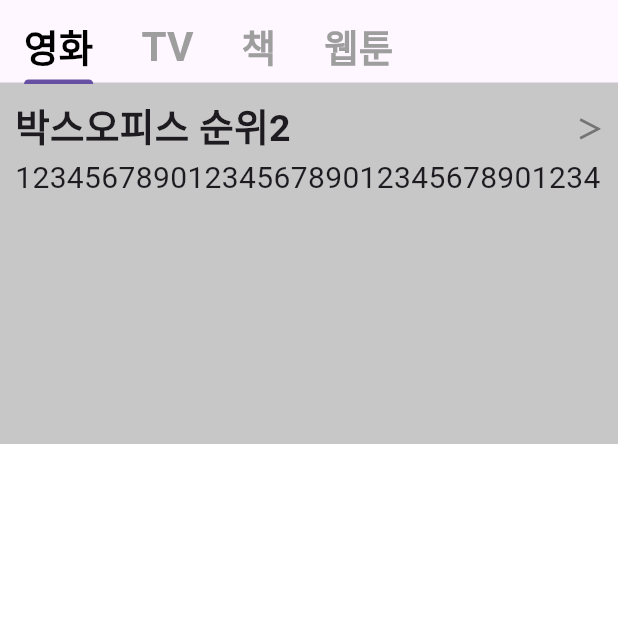
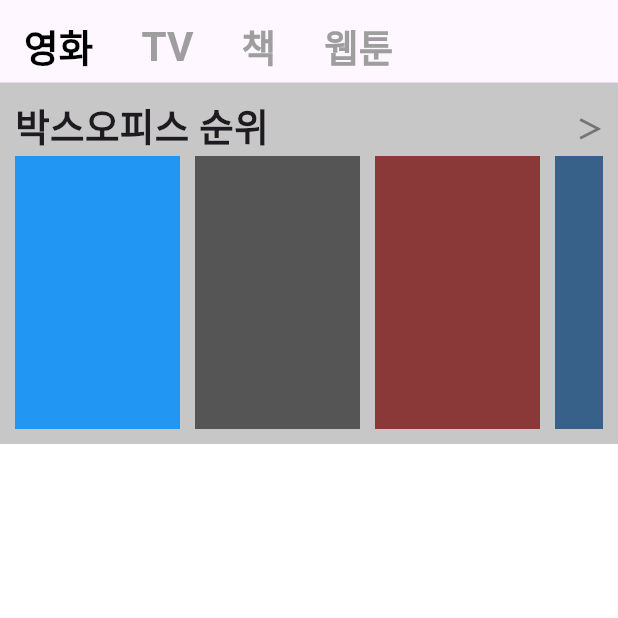
Before and after one commit to gihongjo/WatchaClone, a Flutter app: the NaviHome screen opened directly, on a phone screen of 412 x 824 dp, the top half of it. Run offline on Flutter 3.47's test engine with Material 3 defaults, Android fonts, the light colour scheme and no system bars; missing offline and left inert: dart:ffi.

```diff
--- a/lib/home_files/home_movie.dart
+++ b/lib/home_files/home_movie.dart
@@ -1,3 +1,4 @@
+import 'dart:ffi';
 import 'dart:ui';
 
 import 'package:flutter/material.dart';
@@ -26,13 +27,13 @@ class _HomeMovie extends State<HomeMovie> {
                     padding: const EdgeInsets.all(10),
                     height: 240,
                     color: const Color.fromARGB(255, 199, 199, 199),
-                    child: const Column(
+                    child: Column(
                       children: [
-                        Row(
+                        const Row(
                           mainAxisAlignment: MainAxisAlignment.spaceBetween,
                           children: [
                             Text(
-                              "박스오피스 순위2",
+                              "박스오피스 순위",
                               style: TextStyle(
                                   fontSize: 25, fontWeight: FontWeight.bold),
                             ),
@@ -46,13 +47,59 @@ class _HomeMovie extends State<HomeMovie> {
                             ),
                           ],
                         ),
-                        SingleChildScrollView(
+                        Expanded(
+                          //텍스트 아래래
+                          child: SingleChildScrollView(
+                            //오른쪽으로 넘기기
                             scrollDirection: Axis.horizontal,
                             child: Expanded(
-                            child: Text(
-                              "12345678901234567890123456789012345678901234567890",
-                              style: TextStyle(fontSize: 20),
+                                child: Row(
+                              mainAxisAlignment: MainAxisAlignment.start,
+                              children: [
+                                Container(
+                                  width: 110,
+                                  color: Colors.blue,
+                                  margin: const EdgeInsets.only(right: 10),
                                 ),
+                                Container(
+                                  width: 110,
+                                  color: const Color.fromARGB(255, 85, 85, 85),
+                                  margin: const EdgeInsets.only(right: 10),
+                                ),
+                                Container(
+                                  width: 110,
+                                  color: const Color.fromARGB(255, 138, 56, 56),
+                                  margin: const EdgeInsets.only(right: 10),
+                                ),
+                                Container(
+                                  width: 110,
+                                  color: const Color.fromARGB(255, 56, 97, 138),
+                                  margin: const EdgeInsets.only(right: 10),
+                                ),
+                                Container(
+                                  width: 110,
+                                  color: const Color.fromARGB(255, 76, 138, 56),
+                                  margin: const EdgeInsets.only(right: 10),
+                                ),
+                                Container(
+                                  width: 110,
+                                  color:
+                                      const Color.fromARGB(255, 135, 56, 138),
+                                  margin: const EdgeInsets.only(right: 10),
+                                ),
+                                Container(
+                                  width: 110,
+                                  color:
+                                      const Color.fromARGB(255, 138, 104, 56),
+                                  margin: const EdgeInsets.only(right: 10),
+                                ),
+                                Container(
+                                  width: 110,
+                                  color: const Color.fromARGB(255, 97, 56, 138),
+                                  margin: const EdgeInsets.only(right: 10),
+                                ),
+                              ],
+                            )),
                           ),
                         )
                       ],
@@ -84,9 +131,9 @@ class ContentsCard extends StatelessWidget {
               padding: const EdgeInsets.all(10),
               height: 240,
               color: const Color.fromARGB(255, 199, 199, 199),
-              child: const Column(
+              child: Column(
                 children: [
-                  Row(
+                  const Row(
                     mainAxisAlignment: MainAxisAlignment.spaceBetween,
                     children: [
                       Text(
@@ -94,16 +141,22 @@ class ContentsCard extends StatelessWidget {
                         style: TextStyle(
                             fontSize: 25, fontWeight: FontWeight.bold),
                       ),
-                      Text(
+                      Expanded(
+                        child: Text(
                           "＞",
                           style: TextStyle(
-                          fontSize: 17,
+                            fontSize: 40,
                             fontWeight: FontWeight.bold,
                             color: Color.fromARGB(255, 116, 116, 116),
                           ),
                         ),
+                      ),
                     ],
                   ),
+                  Container(
+                    color: Colors.black,
+                    child: const Text("data"),
+                  )
                 ],
               ),
             ),
--- a/lib/navihome.dart
+++ b/lib/navihome.dart
@@ -23,7 +23,7 @@ class _NaviHomeState extends State<NaviHome> {
                 tabAlignment: TabAlignment.start, //왼쪽 정렬
                 unselectedLabelColor: Colors.grey,
                 indicatorSize: TabBarIndicatorSize.label,
-                indicator: null,
+                indicator: BoxDecoration(),
                 labelColor: Colors.black,
 
                 tabs: [
```
Lines whose indentation alone changed are shown as unchanged.
